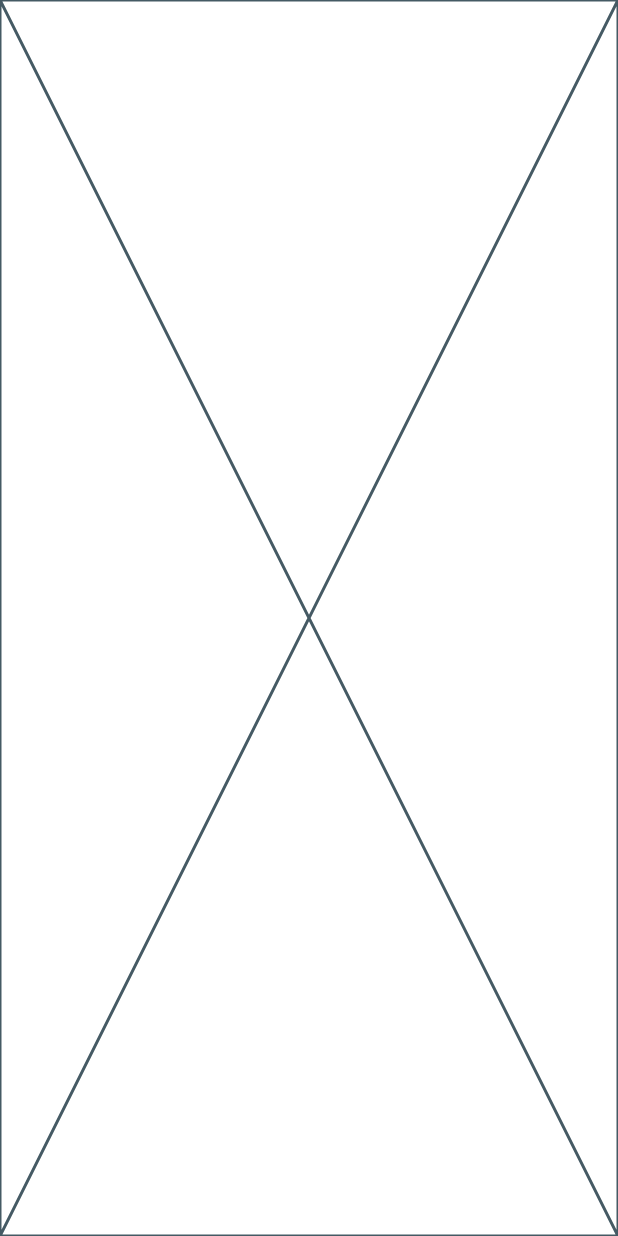
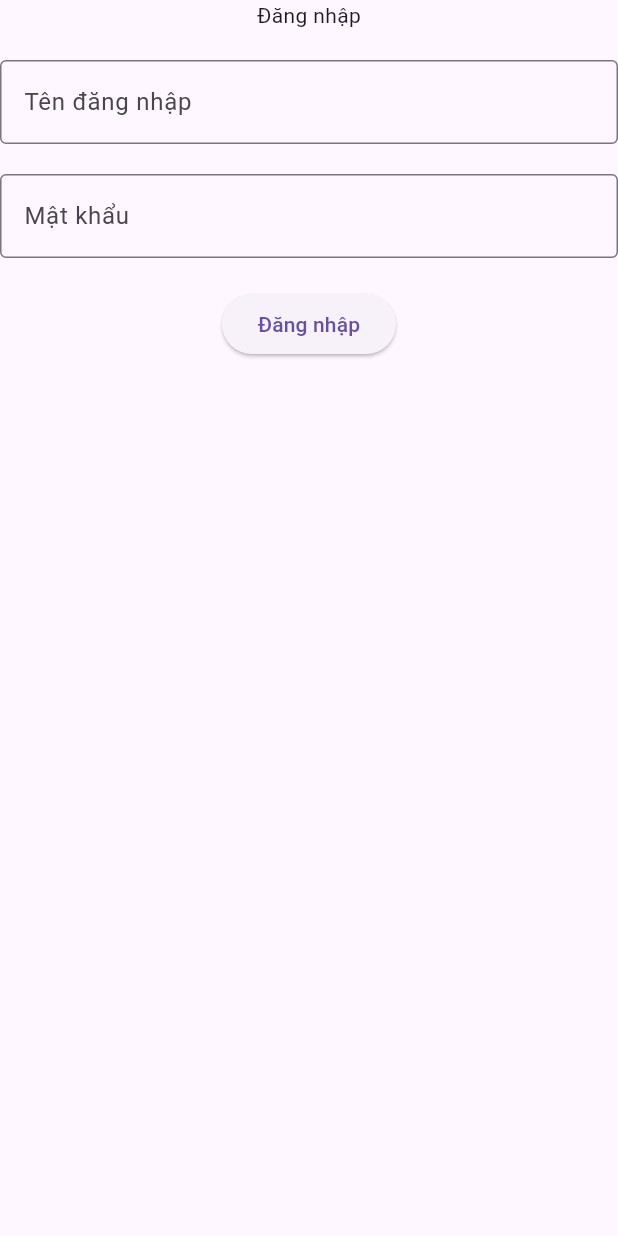
Before and after one commit to KimNhatIT/App-Quan-Ly-Chi-Tieu, a Flutter app: the screen it shows after launch, after a tap on "Đăng nhập", on a phone screen of 412 x 824 dp. Run offline on Flutter 3.47's test engine with Material 3 defaults, Android fonts, the light colour scheme and no system bars.

Commit message:
code logic page login

```diff
--- /dev/null
+++ b/quan_li_chi_tieu/lib/data/accounts_data.dart
@@ -0,0 +1,25 @@
+import 'package:quan_li_chi_tieu/models/account.dart';
+
+List<Account> listAccounts = [
+  Account(
+    avatar: 'avatar1.jpg',
+    username: 'hoang',
+    fullname: 'Trần Đức Minh Hoàng',
+    password: '12345678',
+    email: 'hoang@example.com',
+  ),
+  Account(
+    avatar: 'avatar2.jpg',
+    username: 'tien',
+    fullname: 'Nguyễn Văn Tuấn',
+    password: '12345678',
+    email: 'tuan',
+  ),
+  Account(
+    avatar: 'avatar3.jpg',
+    username: 'hieu',
+    fullname: 'Vũ Văn Hiếu',
+    password: '12345678',
+    email: 'hieu@example.com',
+  ),
+];
--- a/quan_li_chi_tieu/lib/main.dart
+++ b/quan_li_chi_tieu/lib/main.dart
@@ -1,5 +1,5 @@
 import 'package:flutter/material.dart';
-import 'package:quan_li_chi_tieu/pages/splash_page.dart';
+import 'package:quan_li_chi_tieu/pages/home/splash_page.dart';
 
 void main() {
   runApp(const MyApp());
--- a/quan_li_chi_tieu/lib/models/account.dart
+++ b/quan_li_chi_tieu/lib/models/account.dart
@@ -1,21 +1,25 @@
 class Account {
+  String _avatar;
   String _username;
   String _fullname;
   String _password;
-  DateTime _birthday;
   String _email;
 
   Account({
+    required String avatar,
     required String username,
     required String fullname,
     required String password,
-    required DateTime birthday,
     required String email,
-  }) : _username = username,
+  }) : _avatar = avatar,
+       _username = username,
        _fullname = fullname,
        _password = password,
-       _birthday = birthday,
        _email = email;
+
+  // Getter and Setter for avatar
+  String get avatar => _avatar;
+  set avatar(String value) => _avatar = value;
 
   // Getter and Setter for username
   String get username => _username;
@@ -29,10 +33,6 @@ class Account {
   String get password => _password;
   set password(String value) => _password = value;
 
-  // Getter and Setter for birthday
-  DateTime get birthday => _birthday;
-  set birthday(DateTime value) => _birthday = value;
-
   // Getter and Setter for email
   String get email => _email;
   set email(String value) => _email = value;
--- a/quan_li_chi_tieu/lib/pages/auth/login_page.dart
+++ b/quan_li_chi_tieu/lib/pages/auth/login_page.dart
@@ -1,4 +1,8 @@
 import 'package:flutter/material.dart';
+import 'package:quan_li_chi_tieu/data/accounts_data.dart';
+import 'package:quan_li_chi_tieu/models/account.dart';
+import 'package:quan_li_chi_tieu/pages/home/home_page.dart';
+// import 'package:quan_li_chi_tieu/data/accounts_data.dart';
 
 class LoginPage extends StatefulWidget {
   const LoginPage({super.key});
@@ -8,8 +12,63 @@ class LoginPage extends StatefulWidget {
 }
 
 class _LoginPageState extends State<LoginPage> {
+  final TextEditingController _usernameController = TextEditingController();
+  final TextEditingController _passwordController = TextEditingController();
+
+  void _login() async {
+    final String username = _usernameController.text.trim();
+    final String password = _passwordController.text.trim();
+
+    int count = 0;
+
+    for (Account account in listAccounts) {
+      if (account.username == username && account.password == password) {
+        Navigator.pushReplacement(
+          context,
+          MaterialPageRoute(builder: (context) => HomePage()),
+        );
+      } else {
+        count++;
+      }
+    }
+    if (count == 0) {
+      ScaffoldMessenger.of(context).showSnackBar(
+        const SnackBar(content: Text('Tên đăng nhập hoặc mật khẩu không đúng')),
+      );
+    }
+  }
+
   @override
   Widget build(BuildContext context) {
-    return const Placeholder();
+    return Scaffold(
+      body: SafeArea(
+        child: Center(
+          child: Column(
+            children: [
+              Text('Đăng nhập'),
+              const SizedBox(height: 20),
+              TextField(
+                controller: _usernameController,
+                decoration: const InputDecoration(
+                  labelText: 'Tên đăng nhập',
+                  border: OutlineInputBorder(),
+                ),
+              ),
+              const SizedBox(height: 20),
+              TextField(
+                controller: _passwordController,
+                obscureText: true,
+                decoration: const InputDecoration(
+                  labelText: 'Mật khẩu',
+                  border: OutlineInputBorder(),
+                ),
+              ),
+              const SizedBox(height: 20),
+              ElevatedButton(onPressed: _login, child: const Text('Đăng nhập')),
+            ],
+          ),
+        ),
+      ),
+    );
   }
 }
```
Also changed, not shown: quan_li_chi_tieu/lib/services/login_service.dart (added, +14 -0 lines), quan_li_chi_tieu/lib/dao/spending_dao.dart (deleted), quan_li_chi_tieu/lib/data/spending_data.dart (added), quan_li_chi_tieu/lib/pages/home/collect_page.dart (added), quan_li_chi_tieu/lib/pages/home/spend_page.dart (added), quan_li_chi_tieu/lib/pages/home/splash_page.dart (renamed from quan_li_chi_tieu/lib/pages/splash_page.dart), quan_li_chi_tieu/lib/services/auth_service.dart (deleted), 1 other file.
